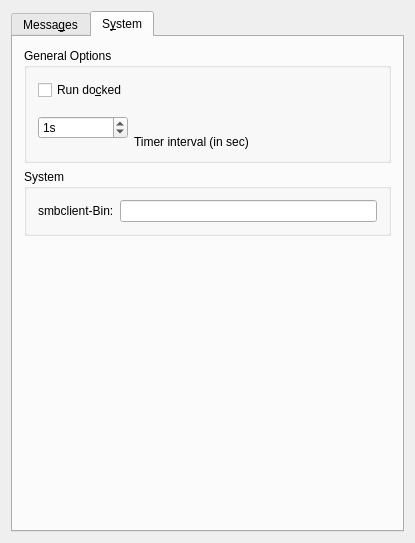
Before: the Qt Designer form trunk/klinpopup/src/prefs_base.ui in BackupTheBerlios/klinpopup-svn, drawn with Qt 5.
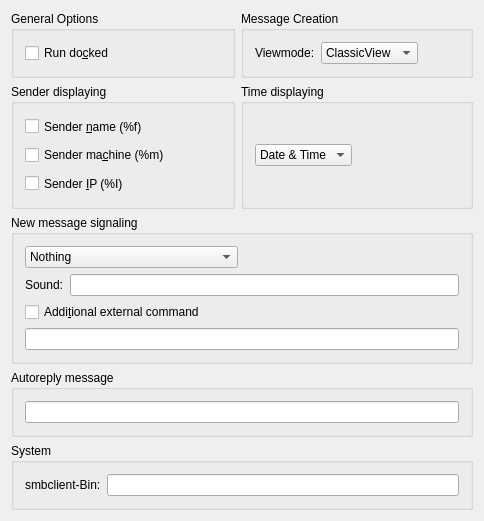
After: the same form once the commit is applied. The open tabs and pages were chosen to show the change. Custom widgets are drawn as their Qt base class.

Commit message: rework config dialog a little, kurlrequester seems not to work, replace with qlineedit for now

```diff
--- a/trunk/klinpopup/src/prefs_base.ui
+++ b/trunk/klinpopup/src/prefs_base.ui
@@ -5,8 +5,8 @@
    <rect>
     <x>0</x>
     <y>0</y>
-    <width>404</width>
-    <height>494</height>
+    <width>464</width>
+    <height>481</height>
    </rect>
   </property>
   <property name="sizePolicy" >
@@ -20,22 +20,114 @@
   </property>
   <layout class="QGridLayout" >
    <item row="0" column="0" >
-    <widget class="QTabWidget" name="tabWidget4" >
+    <widget class="QGroupBox" name="groupBox4" >
      <property name="sizePolicy" >
-      <sizepolicy vsizetype="MinimumExpanding" hsizetype="MinimumExpanding" >
+      <sizepolicy vsizetype="Minimum" hsizetype="Minimum" >
        <horstretch>0</horstretch>
        <verstretch>0</verstretch>
       </sizepolicy>
      </property>
-     <property name="currentIndex" >
-      <number>0</number>
+     <property name="title" >
+      <string>General Options</string>
      </property>
-     <widget class="QWidget" name="tab" >
-      <attribute name="title" >
-       <string>Messa&amp;ges</string>
-      </attribute>
-      <layout class="QVBoxLayout" >
+     <property name="alignment" >
+      <set>Qt::AlignLeading</set>
+     </property>
+     <layout class="QHBoxLayout" >
        <item>
+       <widget class="QCheckBox" name="kcfg_RunDocked" >
+        <property name="sizePolicy" >
+         <sizepolicy vsizetype="Minimum" hsizetype="Minimum" >
+          <horstretch>0</horstretch>
+          <verstretch>0</verstretch>
+         </sizepolicy>
+        </property>
+        <property name="toolTip" >
+         <string>Start docked and hide main window when closing</string>
+        </property>
+        <property name="whatsThis" >
+         <string>If checked it starts docked only in the systemtray and only hides when window is closed.</string>
+        </property>
+        <property name="text" >
+         <string>Run do&amp;cked</string>
+        </property>
+       </widget>
+      </item>
+      <item>
+       <spacer>
+        <property name="orientation" >
+         <enum>Qt::Horizontal</enum>
+        </property>
+        <property name="sizeType" >
+         <enum>QSizePolicy::MinimumExpanding</enum>
+        </property>
+        <property name="sizeHint" >
+         <size>
+          <width>106</width>
+          <height>16</height>
+         </size>
+        </property>
+       </spacer>
+      </item>
+     </layout>
+    </widget>
+   </item>
+   <item row="0" column="1" >
+    <widget class="QGroupBox" name="groupBox7" >
+     <property name="sizePolicy" >
+      <sizepolicy vsizetype="Minimum" hsizetype="Minimum" >
+       <horstretch>0</horstretch>
+       <verstretch>0</verstretch>
+      </sizepolicy>
+     </property>
+     <property name="title" >
+      <string>Message Creation</string>
+     </property>
+     <layout class="QHBoxLayout" >
+      <item>
+       <widget class="QLabel" name="textLabel1" >
+        <property name="text" >
+         <string>Viewmode:</string>
+        </property>
+        <property name="wordWrap" >
+         <bool>false</bool>
+        </property>
+       </widget>
+      </item>
+      <item>
+       <widget class="QComboBox" name="kcfg_MakePopupView" >
+        <item>
+         <property name="text" >
+          <string>ClassicView</string>
+         </property>
+        </item>
+        <item>
+         <property name="text" >
+          <string>TreeView</string>
+         </property>
+        </item>
+       </widget>
+      </item>
+      <item>
+       <spacer>
+        <property name="orientation" >
+         <enum>Qt::Horizontal</enum>
+        </property>
+        <property name="sizeType" >
+         <enum>QSizePolicy::MinimumExpanding</enum>
+        </property>
+        <property name="sizeHint" >
+         <size>
+          <width>41</width>
+          <height>21</height>
+         </size>
+        </property>
+       </spacer>
+      </item>
+     </layout>
+    </widget>
+   </item>
+   <item row="1" column="0" >
         <widget class="QGroupBox" name="groupBox2" >
          <property name="sizePolicy" >
           <sizepolicy vsizetype="Minimum" hsizetype="Minimum" >
@@ -50,22 +142,6 @@
           <set>Qt::AlignLeading</set>
          </property>
          <layout class="QGridLayout" >
-          <item rowspan="3" row="0" column="1" >
-           <spacer>
-            <property name="orientation" >
-             <enum>Qt::Horizontal</enum>
-            </property>
-            <property name="sizeType" >
-             <enum>QSizePolicy::MinimumExpanding</enum>
-            </property>
-            <property name="sizeHint" >
-             <size>
-              <width>185</width>
-              <height>80</height>
-             </size>
-            </property>
-           </spacer>
-          </item>
           <item row="0" column="0" >
            <widget class="QCheckBox" name="kcfg_DisplaySender" >
             <property name="sizePolicy" >
@@ -85,6 +161,22 @@
             </property>
            </widget>
           </item>
+      <item rowspan="3" row="0" column="1" >
+       <spacer>
+        <property name="orientation" >
+         <enum>Qt::Horizontal</enum>
+        </property>
+        <property name="sizeType" >
+         <enum>QSizePolicy::MinimumExpanding</enum>
+        </property>
+        <property name="sizeHint" >
+         <size>
+          <width>51</width>
+          <height>80</height>
+         </size>
+        </property>
+       </spacer>
+      </item>
           <item row="1" column="0" >
            <widget class="QCheckBox" name="kcfg_DisplayMachine" >
             <property name="sizePolicy" >
@@ -129,7 +221,7 @@
          </layout>
         </widget>
        </item>
-       <item>
+   <item row="1" column="1" >
         <widget class="QGroupBox" name="groupBox13" >
          <property name="sizePolicy" >
           <sizepolicy vsizetype="Minimum" hsizetype="Minimum" >
@@ -172,12 +264,12 @@
              <enum>Qt::Horizontal</enum>
             </property>
             <property name="sizeType" >
-             <enum>QSizePolicy::Expanding</enum>
+         <enum>QSizePolicy::MinimumExpanding</enum>
             </property>
             <property name="sizeHint" >
              <size>
-              <width>241</width>
-              <height>21</height>
+          <width>31</width>
+          <height>61</height>
              </size>
             </property>
            </spacer>
@@ -185,7 +277,7 @@
          </layout>
         </widget>
        </item>
-       <item>
+   <item row="2" column="0" colspan="2" >
         <widget class="QGroupBox" name="groupBox1" >
          <property name="sizePolicy" >
           <sizepolicy vsizetype="Minimum" hsizetype="Minimum" >
@@ -199,13 +291,13 @@
          <property name="alignment" >
           <set>Qt::AlignLeading</set>
          </property>
-         <layout class="QVBoxLayout" >
-          <item>
+     <layout class="QGridLayout" >
+      <item row="0" column="0" colspan="2" >
            <layout class="QHBoxLayout" >
             <item>
              <widget class="QComboBox" name="kcfg_ToggleSignaling" >
               <property name="sizePolicy" >
-               <sizepolicy vsizetype="Minimum" hsizetype="Expanding" >
+           <sizepolicy vsizetype="Preferred" hsizetype="MinimumExpanding" >
                 <horstretch>0</horstretch>
                 <verstretch>0</verstretch>
                </sizepolicy>
@@ -244,7 +336,7 @@
                <enum>Qt::Horizontal</enum>
               </property>
               <property name="sizeType" >
-               <enum>QSizePolicy::Expanding</enum>
+           <enum>QSizePolicy::MinimumExpanding</enum>
               </property>
               <property name="sizeHint" >
                <size>
@@ -256,9 +348,7 @@
             </item>
            </layout>
           </item>
-          <item>
-           <layout class="QHBoxLayout" >
-            <item>
+      <item row="1" column="0" >
              <widget class="QLabel" name="textLabel1_2_2" >
               <property name="sizePolicy" >
                <sizepolicy vsizetype="Preferred" hsizetype="Preferred" >
@@ -280,25 +370,17 @@
               </property>
              </widget>
             </item>
-            <item>
-             <widget class="KUrlRequester" native="1" name="kcfg_SoundURL" >
+      <item row="1" column="1" >
+       <widget class="QLineEdit" name="kcfg_SoundURL" >
               <property name="sizePolicy" >
-               <sizepolicy vsizetype="Minimum" hsizetype="MinimumExpanding" >
+         <sizepolicy vsizetype="Fixed" hsizetype="MinimumExpanding" >
                 <horstretch>0</horstretch>
                 <verstretch>0</verstretch>
                </sizepolicy>
               </property>
-              <property name="toolTip" >
-               <string>Sound for new messages</string>
-              </property>
-              <property name="whatsThis" >
-               <string>Choose which sound to play when new messages are received.</string>
-              </property>
-             </widget>
-            </item>
-           </layout>
-          </item>
-          <item>
+       </widget>
+      </item>
+      <item row="2" column="0" colspan="2" >
            <widget class="QCheckBox" name="kcfg_ExternalCommand" >
             <property name="text" >
              <string>Addi&amp;tional external command</string>
@@ -308,176 +390,45 @@
             </property>
            </widget>
           </item>
-          <item>
-           <widget class="KUrlRequester" native="1" name="kcfg_ExternalCommandURL" >
-            <property name="toolTip" >
-             <string>Command to execute</string>
-            </property>
-            <property name="whatsThis" >
-             <string>The URL and arguments for the external command.</string>
+      <item row="3" column="0" colspan="2" >
+       <widget class="QLineEdit" name="kcfg_ExternalCommandURL" >
+        <property name="sizePolicy" >
+         <sizepolicy vsizetype="Preferred" hsizetype="MinimumExpanding" >
+          <horstretch>0</horstretch>
+          <verstretch>0</verstretch>
+         </sizepolicy>
             </property>
            </widget>
           </item>
          </layout>
         </widget>
        </item>
-       <item>
+   <item row="3" column="0" colspan="2" >
         <widget class="QGroupBox" name="groupBox7_2" >
+     <property name="sizePolicy" >
+      <sizepolicy vsizetype="Minimum" hsizetype="Minimum" >
+       <horstretch>0</horstretch>
+       <verstretch>0</verstretch>
+      </sizepolicy>
+     </property>
          <property name="title" >
           <string>Autoreply message</string>
          </property>
          <layout class="QVBoxLayout" >
           <item>
-           <widget class="QLineEdit" name="kcfg_ArMsg" />
-          </item>
-         </layout>
-        </widget>
-       </item>
-       <item>
-        <widget class="QGroupBox" name="groupBox7" >
-         <property name="title" >
-          <string>Message Creation</string>
-         </property>
-         <layout class="QHBoxLayout" >
-          <item>
-           <widget class="QLabel" name="textLabel1" >
-            <property name="text" >
-             <string>Viewmode:</string>
-            </property>
-            <property name="wordWrap" >
-             <bool>false</bool>
-            </property>
-           </widget>
-          </item>
-          <item>
-           <widget class="QComboBox" name="kcfg_MakePopupView" >
-            <item>
-             <property name="text" >
-              <string>ClassicView</string>
-             </property>
-            </item>
-            <item>
-             <property name="text" >
-              <string>TreeView</string>
-             </property>
-            </item>
-           </widget>
-          </item>
-          <item>
-           <spacer>
-            <property name="orientation" >
-             <enum>Qt::Horizontal</enum>
-            </property>
-            <property name="sizeType" >
-             <enum>QSizePolicy::Expanding</enum>
-            </property>
-            <property name="sizeHint" >
-             <size>
-              <width>91</width>
-              <height>21</height>
-             </size>
-            </property>
-           </spacer>
-          </item>
-         </layout>
-        </widget>
-       </item>
-      </layout>
-     </widget>
-     <widget class="QWidget" name="tab" >
-      <attribute name="title" >
-       <string>S&amp;ystem</string>
-      </attribute>
-      <layout class="QVBoxLayout" >
-       <item>
-        <widget class="QGroupBox" name="groupBox4" >
+       <widget class="QLineEdit" name="kcfg_ArMsg" >
          <property name="sizePolicy" >
-          <sizepolicy vsizetype="Minimum" hsizetype="Minimum" >
+         <sizepolicy vsizetype="Preferred" hsizetype="MinimumExpanding" >
            <horstretch>0</horstretch>
            <verstretch>0</verstretch>
           </sizepolicy>
          </property>
-         <property name="title" >
-          <string>General Options</string>
-         </property>
-         <property name="alignment" >
-          <set>Qt::AlignLeading</set>
-         </property>
-         <layout class="QGridLayout" >
-          <item row="0" column="0" >
-           <widget class="QCheckBox" name="kcfg_RunDocked" >
-            <property name="sizePolicy" >
-             <sizepolicy vsizetype="Minimum" hsizetype="Minimum" >
-              <horstretch>0</horstretch>
-              <verstretch>0</verstretch>
-             </sizepolicy>
-            </property>
-            <property name="toolTip" >
-             <string>Start docked and hide main window when closing</string>
-            </property>
-            <property name="whatsThis" >
-             <string>If checked it starts docked only in the systemtray and only hides when window is closed.</string>
-            </property>
-            <property name="text" >
-             <string>Run do&amp;cked</string>
-            </property>
-           </widget>
-          </item>
-          <item rowspan="2" row="0" column="1" >
-           <spacer>
-            <property name="orientation" >
-             <enum>Qt::Horizontal</enum>
-            </property>
-            <property name="sizeType" >
-             <enum>QSizePolicy::MinimumExpanding</enum>
-            </property>
-            <property name="sizeHint" >
-             <size>
-              <width>106</width>
-              <height>50</height>
-             </size>
-            </property>
-           </spacer>
-          </item>
-          <item rowspan="2" row="1" column="0" >
-           <widget class="QSpinBox" name="kcfg_TimerInterval" >
-            <property name="suffix" >
-             <string>s</string>
-            </property>
-            <property name="maximum" >
-             <number>32767</number>
-            </property>
-            <property name="value" >
-             <number>1</number>
-            </property>
-           </widget>
-          </item>
-          <item row="2" column="1" >
-           <widget class="QLabel" name="textLabel1_2" >
-            <property name="sizePolicy" >
-             <sizepolicy vsizetype="Preferred" hsizetype="Preferred" >
-              <horstretch>0</horstretch>
-              <verstretch>0</verstretch>
-             </sizepolicy>
-            </property>
-            <property name="toolTip" >
-             <string/>
-            </property>
-            <property name="whatsThis" >
-             <string/>
-            </property>
-            <property name="text" >
-             <string>Timer interval (in sec)</string>
-            </property>
-            <property name="wordWrap" >
-             <bool>false</bool>
-            </property>
-           </widget>
-          </item>
+       </widget>
+      </item>
          </layout>
         </widget>
        </item>
-       <item>
+   <item row="4" column="0" colspan="2" >
         <widget class="QGroupBox" name="groupBox3" >
          <property name="sizePolicy" >
           <sizepolicy vsizetype="Minimum" hsizetype="Minimum" >
@@ -509,42 +460,22 @@
            </widget>
           </item>
           <item>
-           <widget class="QLineEdit" name="kcfg_SmbclientBin" />
-          </item>
-         </layout>
-        </widget>
-       </item>
-       <item>
-        <spacer>
-         <property name="orientation" >
-          <enum>Qt::Vertical</enum>
-         </property>
-         <property name="sizeType" >
-          <enum>QSizePolicy::Expanding</enum>
-         </property>
-         <property name="sizeHint" >
-          <size>
-           <width>364</width>
-           <height>241</height>
-          </size>
-         </property>
-        </spacer>
-       </item>
-      </layout>
-     </widget>
+       <widget class="QLineEdit" name="kcfg_SmbclientBin" >
+        <property name="sizePolicy" >
+         <sizepolicy vsizetype="Preferred" hsizetype="MinimumExpanding" >
+          <horstretch>0</horstretch>
+          <verstretch>0</verstretch>
+         </sizepolicy>
+        </property>
+       </widget>
+      </item>
+     </layout>
     </widget>
    </item>
   </layout>
  </widget>
  <layoutdefault spacing="6" margin="11" />
  <pixmapfunction>qPixmapFromMimeSource</pixmapfunction>
- <customwidgets>
-  <customwidget>
-   <class>KUrlRequester</class>
-   <extends>QWidget</extends>
-   <header>kurlrequester.h</header>
-  </customwidget>
- </customwidgets>
  <tabstops>
   <tabstop>tabWidget4</tabstop>
   <tabstop>kcfg_DisplaySender</tabstop>
```
Left out of the diff: 11 changed lines with no effect on the pictures. Lines whose indentation alone changed are shown as unchanged. The commit also changes 3 other files.
